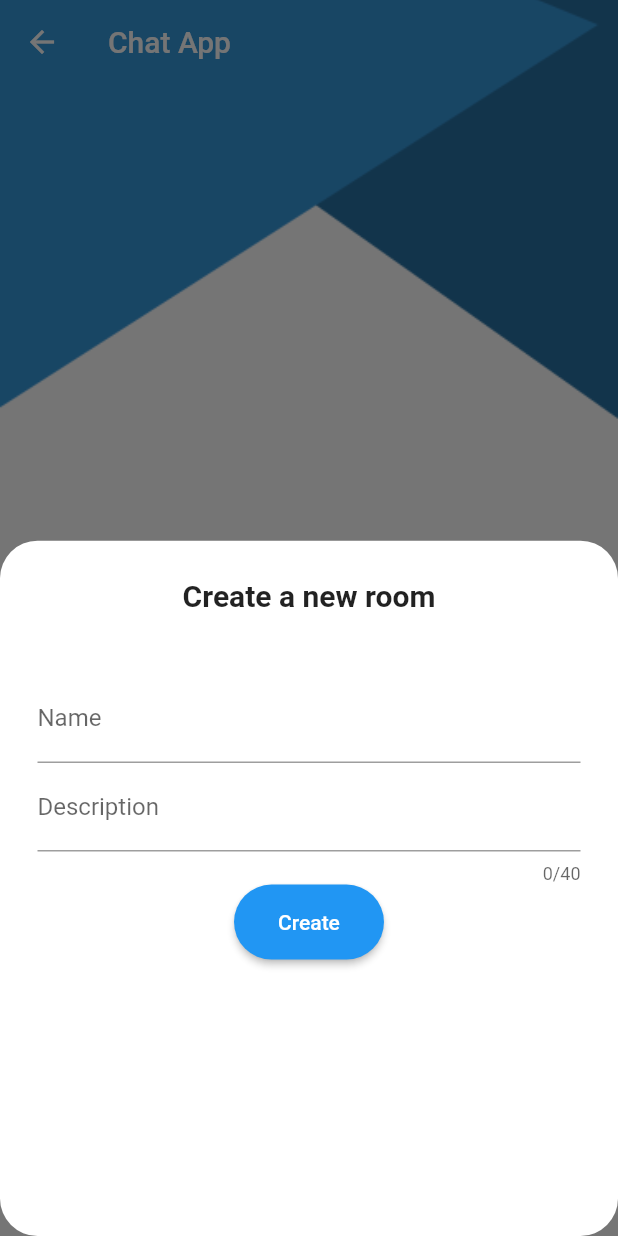
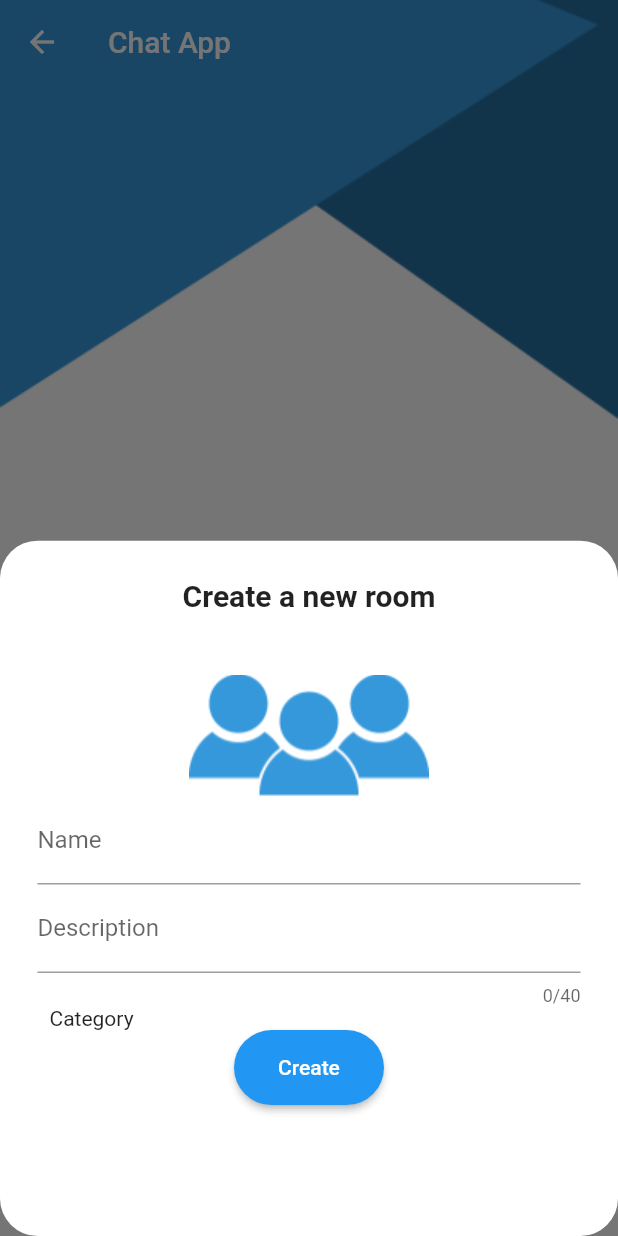
Before and after one commit to mustafasa3eed/chat, a Flutter app: the HomeScreen screen opened by its route, after a tap on the "add" icon, on a phone screen of 412 x 824 dp. Run offline on Flutter 3.47's test engine with Material 2 defaults, Android fonts, the phone set to English and light mode, and no system bars; our stand-ins replace cloud_firestore, firebase_auth, firebase_core, fluttertoast; accounts and stored records are empty.

Commit message:
new task sheet

```diff
--- a/lib/screens/create_new_room.dart
+++ b/lib/screens/create_new_room.dart
@@ -37,8 +37,8 @@ class _NewRoomState extends State<NewRoom> {
                     SizedBox(
                       height: MediaQuery.of(context).size.height * 0.05,
                     ),
+                     Image.asset('assets/images/group_logo.png'),
                     TextFormField(
-                      obscureText: true,
                       decoration: const InputDecoration(labelText: 'Name'),
                       onChanged: (text) {
                         name = text;
@@ -50,7 +50,6 @@ class _NewRoomState extends State<NewRoom> {
                       },
                     ),
                     TextFormField(
-                      obscureText: true,
                       maxLength: 40,
                       decoration:
                           const InputDecoration(labelText: 'Description'),
@@ -63,6 +62,21 @@ class _NewRoomState extends State<NewRoom> {
                         }
                       },
                     ),
+                    Row(
+                      children: const [
+                        Padding(
+                          padding: EdgeInsets.symmetric(horizontal: 8.0),
+                          child: Text('Category'),
+                        ),
+                        // DropdownButton(
+                        //   onChanged: ,
+                        //   value: ,
+                        //     items: [
+                        //   DropdownMenuItem(child: Text('hey'))
+                        // ]),
+                      ],
+                    ),
+
                     Container(
                       height: 50,
                       width: 100,
@@ -76,7 +90,7 @@ class _NewRoomState extends State<NewRoom> {
                                           BorderRadius.circular(25)))),
                           onPressed: () {},
                           child: const Text('Create')),
-                    )
+                    ),
                   ],
                 ))
           ],
```
Also changed, not shown: assets/images/group_logo.png (added).
